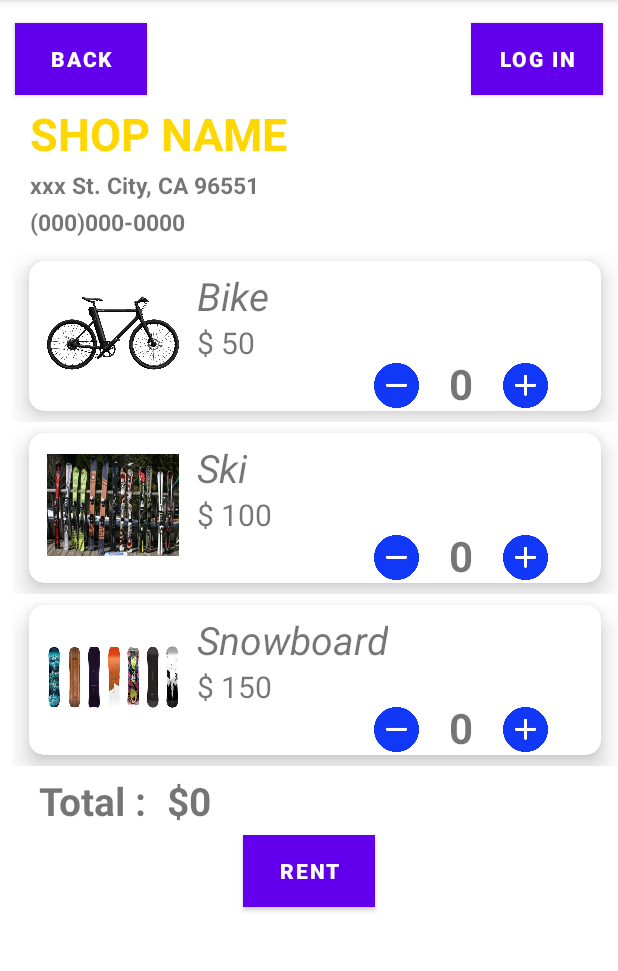
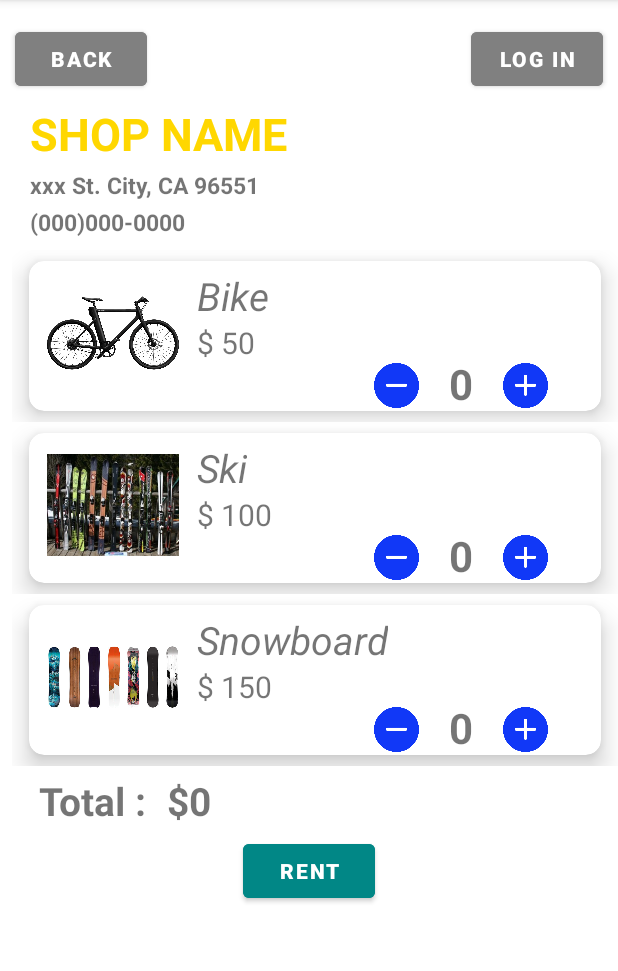
Before and after one commit to 264-Rental-App/264-Android-App, an Android app: the EquipmentListActivity screen opened directly, with no data from a screen before it, on a phone screen of 412 x 824 dp, the part 84-1055 px from its top. Run offline under Robolectric (Android 15) with nearby library versions, the phone set to English and light mode, and no system bars.

Commit message:
update button color
use backgroundTint to set btn colors

```diff
--- a/app/src/main/res/layout/activity_agreement.xml
+++ b/app/src/main/res/layout/activity_agreement.xml
@@ -15,7 +15,7 @@
         android:layout_height="wrap_content"
         android:layout_marginLeft="10dp"
         android:layout_marginTop="5sp"
-        android:background="#808080"
+        android:backgroundTint="#808080"
         android:textStyle="bold"
         android:textColor="@android:color/white"
         android:text="Back"/>
@@ -62,7 +62,7 @@
             android:layout_centerHorizontal="true"
             android:layout_marginTop="24dp"
             android:layout_marginBottom="10dp"
-            android:background="#008080"
+            android:backgroundTint="@color/teal_700"
             android:text="Agree"
             android:textColor="@android:color/white"
             android:textSize="20sp"
--- a/app/src/main/res/layout/activity_equipment_list.xml
+++ b/app/src/main/res/layout/activity_equipment_list.xml
@@ -19,7 +19,7 @@
             android:layout_height="wrap_content"
             android:layout_marginLeft="10dp"
             android:layout_marginTop="5sp"
-            android:background="#808080"
+            android:backgroundTint="#808080"
             android:textStyle="bold"
             android:textColor="@android:color/white"
             android:text="Back"/>
@@ -32,7 +32,7 @@
             android:layout_marginTop="5sp"
             android:layout_marginRight="10dp"
             android:layout_alignParentRight="true"
-            android:background="#808080"
+            android:backgroundTint="#808080"
             android:textStyle="bold"
             android:textColor="@android:color/white"
             android:text="Log In"/>
@@ -115,7 +115,7 @@
             android:layout_marginBottom="10dp"
             android:layout_marginTop="5sp"
             android:layout_below="@+id/priceSum"
-            android:background="#008080"
+            android:backgroundTint="@color/teal_700"
             android:textStyle="bold"
             android:textColor="@android:color/white"
             android:text="Rent"/>
--- a/app/src/main/res/layout/activity_main.xml
+++ b/app/src/main/res/layout/activity_main.xml
@@ -21,6 +21,7 @@
         android:layout_width="wrap_content"
         android:layout_height="wrap_content"
         android:text="Store"
+        android:backgroundTint="@color/teal_700"
         android:textAllCaps="false"
         android:textAppearance="@style/TextAppearance.AppCompat.Large"
         app:layout_constraintEnd_toEndOf="parent"
--- a/app/src/main/res/layout/activity_summary.xml
+++ b/app/src/main/res/layout/activity_summary.xml
@@ -13,7 +13,7 @@
         android:layout_height="wrap_content"
         android:layout_marginLeft="10dp"
         android:layout_marginTop="5sp"
-        android:background="#808080"
+        android:backgroundTint="#808080"
         android:textStyle="bold"
         android:textColor="@android:color/white"
         android:text="Back"/>
@@ -26,7 +26,7 @@
         android:layout_marginTop="5sp"
         android:layout_marginRight="10dp"
         android:layout_alignParentRight="true"
-        android:background="#808080"
+        android:backgroundTint="#808080"
         android:textStyle="bold"
         android:textColor="@android:color/white"
         android:text="Log In"/>
@@ -154,7 +154,7 @@
         android:layout_below="@+id/endDate"
         android:layout_centerHorizontal="true"
         android:layout_marginTop="15dp"
-        android:background="@color/teal_700"
+        android:backgroundTint="@color/teal_700"
         android:gravity="center"
         android:text="Done"
         android:textColor="@android:color/white"
```
